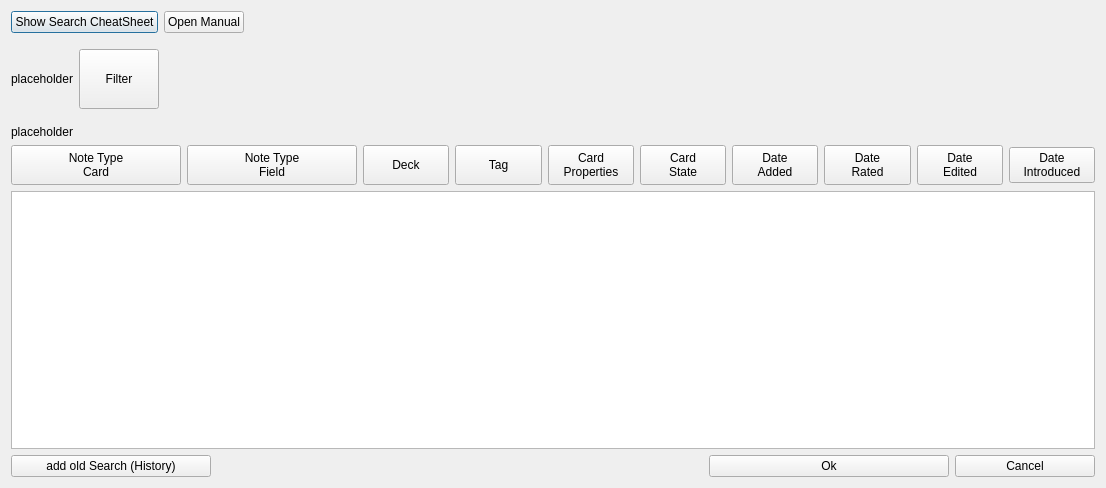
Qt form designer/search_box.ui (ijgnd/anki__BetterSearch) before a commit.
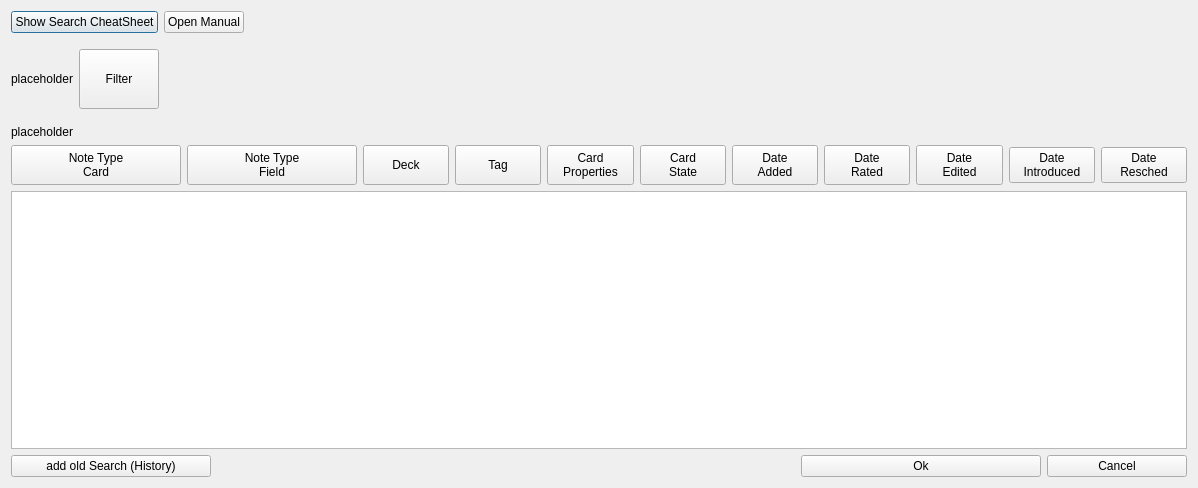
The same form after that commit.

The edit to the form file:
```diff
--- a/designer/search_box.ui
+++ b/designer/search_box.ui
@@ -6,7 +6,7 @@
    <rect>
     <x>0</x>
     <y>0</y>
-    <width>1106</width>
+    <width>1198</width>
     <height>488</height>
    </rect>
   </property>
@@ -305,6 +305,14 @@
          </property>
         </widget>
        </item>
+       <item>
+        <widget class="QPushButton" name="pb_date_resched">
+         <property name="text">
+          <string>Date
+Resched</string>
+         </property>
+        </widget>
+       </item>
       </layout>
      </item>
      <item>
```
